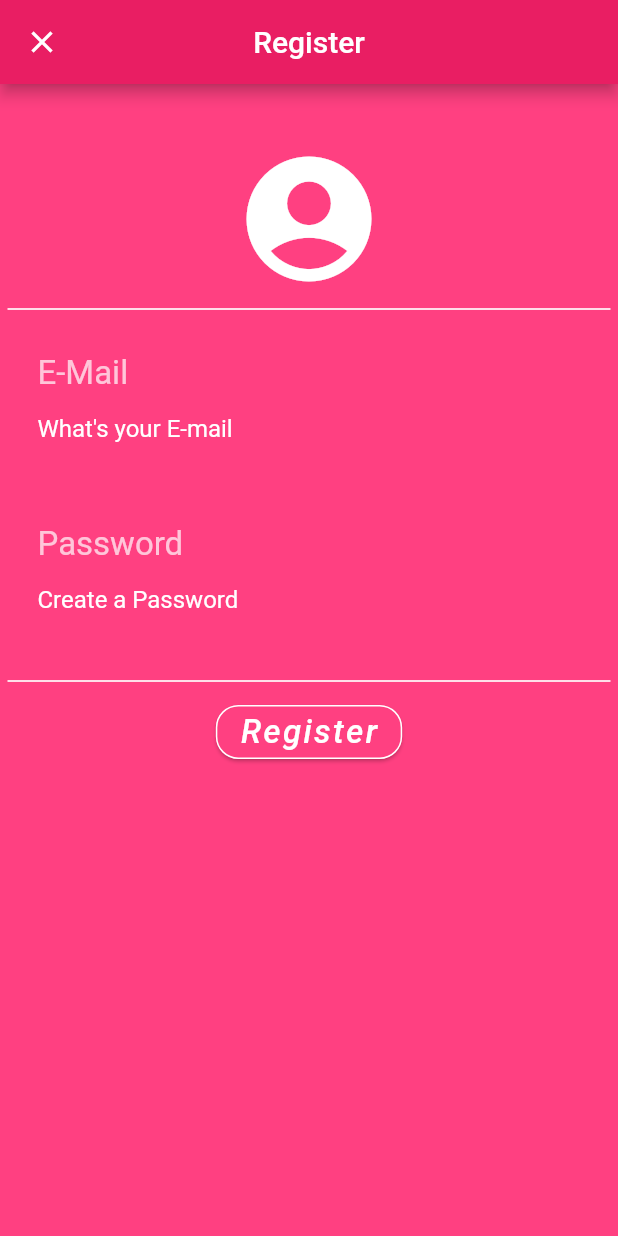
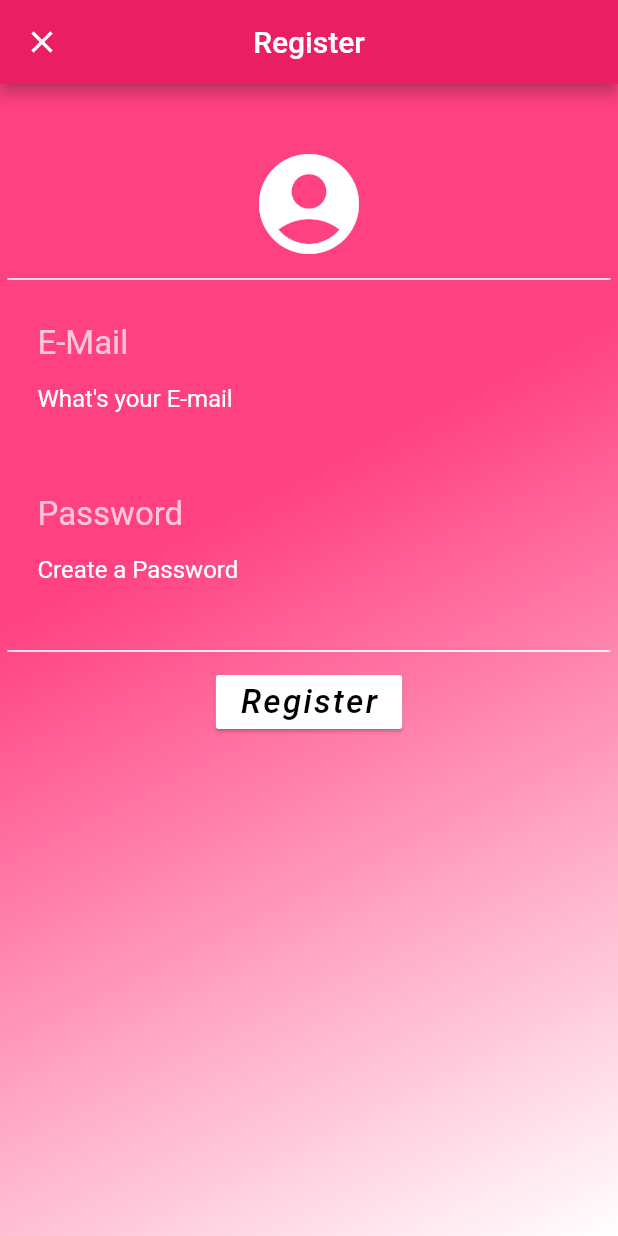
Before and after one commit to ideallyadarsh/ReckonUP, a Flutter app: the screen it shows after launch, after a tap on "Register", on a phone screen of 412 x 824 dp. Run offline on Flutter 3.47's test engine with Material 2 defaults, Android fonts, the light colour scheme and no system bars; our stand-ins replace cloud_firestore, firebase_auth; accounts and stored records are empty.

```diff
--- a/lib/Pages/Setup/register.dart
+++ b/lib/Pages/Setup/register.dart
@@ -13,8 +13,20 @@ class _SignUpState extends State<SignUp> {
   final GlobalKey<FormState> _formKey =GlobalKey<FormState>();
   @override
   Widget build(BuildContext context) {
-    return Scaffold(
-      backgroundColor: Colors.pinkAccent,
+    return Container(
+      decoration: BoxDecoration(
+        gradient: LinearGradient(
+          begin: Alignment.topLeft,
+          end: Alignment.bottomRight,
+          stops: [0.4,1],
+          colors: [
+            Colors.pinkAccent,
+            Colors.white,
+          ],
+        ),
+      ),
+      child: Scaffold(
+        backgroundColor: Colors.transparent,
         appBar: AppBar(
           title: Text('Register'),
           backgroundColor: Colors.pink,
@@ -27,7 +39,7 @@ class _SignUpState extends State<SignUp> {
             child: Column(
                 //mainAxisAlignment: MainAxisAlignment.center,
               children: <Widget>[
-              Icon(Icons.account_circle,color: Colors.white,size: 100.0,),
+                Icon(Icons.account_circle,color: Colors.white,size: 80.0,),
               Divider(height: 20,color: Colors.white,thickness: 1.1,),
                      Padding(
                       padding: const EdgeInsets.all(20.0),
@@ -49,6 +61,7 @@ class _SignUpState extends State<SignUp> {
                             },
                             onSaved: (input)=>_email=input,
                             decoration: InputDecoration(hintText: 'What\'s your E-mail',
+                              errorStyle: TextStyle(color: Colors.white,),
                               hintStyle: TextStyle(
                                 color: Colors.white,
                                 fontSize: 16.0,
@@ -85,6 +98,7 @@ class _SignUpState extends State<SignUp> {
                             },
                             onSaved: (input)=>_password=input,
                             decoration: InputDecoration(hintText: 'Create a Password',
+                              errorStyle: TextStyle(color: Colors.white,),
                               hintStyle: TextStyle(
                                 color: Colors.white,
                                 fontSize: 16.0,
@@ -104,15 +118,12 @@ class _SignUpState extends State<SignUp> {
                     ),
                 Divider(height: 20,color: Colors.white,thickness: 1.1,),
                 RaisedButton(
-               color: Colors.pinkAccent,
+                 color: Colors.white,
                   elevation: 1.0,
-                shape: RoundedRectangleBorder(
-                    borderRadius: new BorderRadius.circular(15.0),
-                    side: BorderSide(color: Colors.white)
-                ),
+
                   child: Text("Register",
                   style: TextStyle(
-                  color: Colors.white,
+                    color: Colors.black,
                     fontSize: 22.0,
                     fontStyle: FontStyle.italic,
                     letterSpacing: 1.5,
@@ -120,6 +131,7 @@ class _SignUpState extends State<SignUp> {
                   onPressed:register,
                 )
               ],
+            ),
           ),
         ),
       ),
--- a/lib/Pages/Setup/welcome.dart
+++ b/lib/Pages/Setup/welcome.dart
@@ -10,9 +10,20 @@ class WelcomePage extends StatefulWidget {
 class _WelcomePageState extends State<WelcomePage> {
   @override
   Widget build(BuildContext context) {
-    return Scaffold(
-
-      backgroundColor: Colors.pinkAccent,
+    return Container(
+      decoration: BoxDecoration(
+        gradient: LinearGradient(
+          begin: Alignment.topLeft,
+          end: Alignment.bottomRight,
+          stops: [0.4,1],
+          colors: [
+                Colors.pinkAccent,
+            Colors.white,
+          ],
+        ),
+      ),
+      child: Scaffold(
+        backgroundColor: Colors.transparent,
         body: Column(
           //crossAxisAlignment: CrossAxisAlignment.end,
           mainAxisAlignment: MainAxisAlignment.center,
@@ -48,7 +59,8 @@ class _WelcomePageState extends State<WelcomePage> {
             ),
             SizedBox(height: 10.0,),
             FlatButton(
-            child: Text("ALREADY HAVE AN ACCOUNT?",
+             // color: Colors.lightBlue,
+              child: Text("ALREADY HAVE AN ACCOUNT? SIGNIN",
               style: TextStyle(
                 color: Colors.white,
                 letterSpacing: 1.5,
@@ -56,6 +68,7 @@ class _WelcomePageState extends State<WelcomePage> {
               onPressed:navigateToSignIn,
             )
           ],
+        ),
       ),
     );
   }
--- a/pubspec.yaml
+++ b/pubspec.yaml
@@ -25,6 +25,7 @@ dependencies:
   cupertino_icons: ^0.1.2
   path_provider: ^1.6.5
   firebase_auth: ^0.16.0
+  cloud_firestore: ^0.13.5
 
 dev_dependencies:
   flutter_test:
```
Also changed, not shown: lib/Pages/Setup/login.dart (+23 -11 lines), lib/Pages/home.dart (+19 -7 lines), pubspec.lock, 1 other file. Lines whose indentation alone changed are shown as unchanged.
